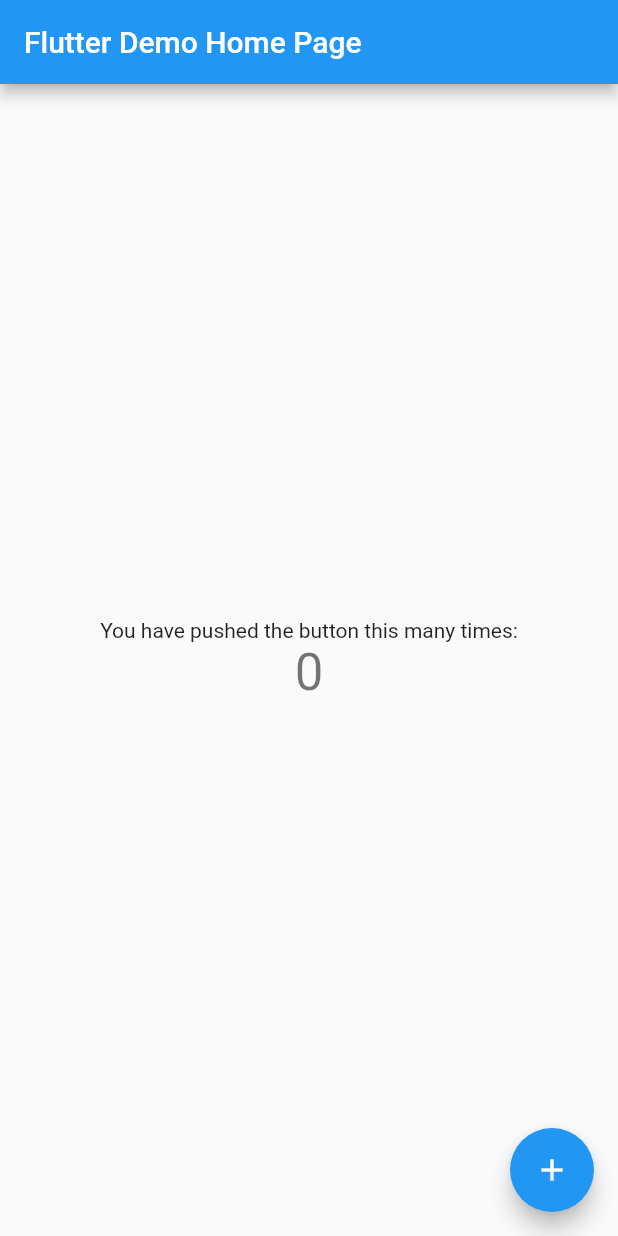
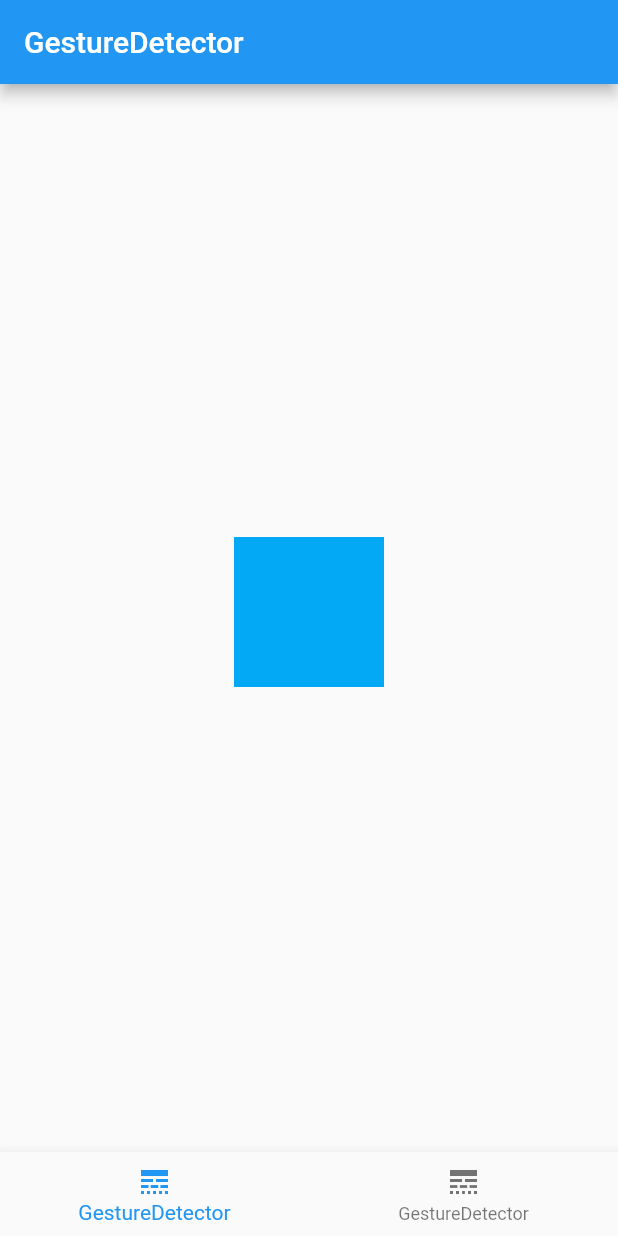
Before and after one commit to guitoof/gestures_handling_sandbox, a Flutter app: the screen it shows after launch, on a phone screen of 412 x 824 dp. Run offline on Flutter 3.47's test engine with Material 2 defaults, Android fonts, the phone set to English and light mode, and no system bars.

Commit message:
✨ Feat: Make Demo for GestureDetector

```diff
--- a/lib/main.dart
+++ b/lib/main.dart
@@ -1,115 +1,69 @@
 import 'package:flutter/material.dart';
+import 'package:gestures_handling_sandbox/pages/gesture_detector_example_page.dart';
+import 'package:gestures_handling_sandbox/pages/listener_example_page.dart';
+import 'package:gestures_handling_sandbox/pages/raw_gesture_detector_example_page.dart';
 
 void main() {
-  runApp(const MyApp());
+  runApp(const SanboxApp());
 }
 
-class MyApp extends StatelessWidget {
-  const MyApp({Key? key}) : super(key: key);
+class SanboxApp extends StatefulWidget {
+  const SanboxApp({Key? key}) : super(key: key);
 
-  // This widget is the root of your application.
+  @override
+  State<SanboxApp> createState() => _SanboxAppState();
+}
+
+class _SanboxAppState extends State<SanboxApp> {
+  int currentPageIndex = 0;
+
+  static const _pages = [
+    {
+      'widget': GestureDetectorExamplePage(),
+      'name': 'GestureDetector',
+      'icon': Icon(Icons.line_style_outlined)
+    },
+    {
+      'widget': GestureDetectorExamplePage(),
+      'name': 'GestureDetector',
+      'icon': Icon(Icons.line_style_outlined)
+    },
+    // {
+    //   'widget': RawGestureDetectorExamplePage(),
+    //   'name': 'RawGestureDetector',
+    //   'icon': Icon(Icons.gesture)
+    // },
+    // {
+    //   'widget': ListenerExamplePage(),
+    //   'name': 'Listener',
+    //   'icon': Icon(Icons.moving_sharp)
+    // },
+  ];
+
   @override
   Widget build(BuildContext context) {
+    final currentPage = _pages[currentPageIndex];
+
     return MaterialApp(
-      title: 'Flutter Demo',
-      theme: ThemeData(
-        // This is the theme of your application.
-        //
-        // Try running your application with "flutter run". You'll see the
-        // application has a blue toolbar. Then, without quitting the app, try
-        // changing the primarySwatch below to Colors.green and then invoke
-        // "hot reload" (press "r" in the console where you ran "flutter run",
-        // or simply save your changes to "hot reload" in a Flutter IDE).
-        // Notice that the counter didn't reset back to zero; the application
-        // is not restarted.
-        primarySwatch: Colors.blue,
+      title: 'Understanding Flutter\'s handling of Gestures',
+      home: Scaffold(
+        body: (currentPage['widget'] as Widget),
+        appBar: AppBar(title: Text(currentPage['name'] as String)),
+        bottomNavigationBar: BottomNavigationBar(
+          currentIndex: currentPageIndex,
+          onTap: (tappedIndex) => setState(() {
+            currentPageIndex = tappedIndex;
+          }),
+          items: _pages
+              .map(
+                (page) => BottomNavigationBarItem(
+                  icon: page['icon'] as Icon,
+                  label: page['name'] as String,
+                ),
+              )
+              .toList(),
+        ),
       ),
-      home: const MyHomePage(title: 'Flutter Demo Home Page'),
     );
   }
 }
-
-class MyHomePage extends StatefulWidget {
-  const MyHomePage({Key? key, required this.title}) : super(key: key);
-
-  // This widget is the home page of your application. It is stateful, meaning
-  // that it has a State object (defined below) that contains fields that affect
-  // how it looks.
-
-  // This class is the configuration for the state. It holds the values (in this
-  // case the title) provided by the parent (in this case the App widget) and
-  // used by the build method of the State. Fields in a Widget subclass are
-  // always marked "final".
-
-  final String title;
-
-  @override
-  State<MyHomePage> createState() => _MyHomePageState();
-}
-
-class _MyHomePageState extends State<MyHomePage> {
-  int _counter = 0;
-
-  void _incrementCounter() {
-    setState(() {
-      // This call to setState tells the Flutter framework that something has
-      // changed in this State, which causes it to rerun the build method below
-      // so that the display can reflect the updated values. If we changed
-      // _counter without calling setState(), then the build method would not be
-      // called again, and so nothing would appear to happen.
-      _counter++;
-    });
-  }
-
-  @override
-  Widget build(BuildContext context) {
-    // This method is rerun every time setState is called, for instance as done
-    // by the _incrementCounter method above.
-    //
-    // The Flutter framework has been optimized to make rerunning build methods
-    // fast, so that you can just rebuild anything that needs updating rather
-    // than having to individually change instances of widgets.
-    return Scaffold(
-      appBar: AppBar(
-        // Here we take the value from the MyHomePage object that was created by
-        // the App.build method, and use it to set our appbar title.
-        title: Text(widget.title),
-      ),
-      body: Center(
-        // Center is a layout widget. It takes a single child and positions it
-        // in the middle of the parent.
-        child: Column(
-          // Column is also a layout widget. It takes a list of children and
-          // arranges them vertically. By default, it sizes itself to fit its
-          // children horizontally, and tries to be as tall as its parent.
-          //
-          // Invoke "debug painting" (press "p" in the console, choose the
-          // "Toggle Debug Paint" action from the Flutter Inspector in Android
-          // Studio, or the "Toggle Debug Paint" command in Visual Studio Code)
-          // to see the wireframe for each widget.
-          //
-          // Column has various properties to control how it sizes itself and
-          // how it positions its children. Here we use mainAxisAlignment to
-          // center the children vertically; the main axis here is the vertical
-          // axis because Columns are vertical (the cross axis would be
-          // horizontal).
-          mainAxisAlignment: MainAxisAlignment.center,
-          children: <Widget>[
-            const Text(
-              'You have pushed the button this many times:',
-            ),
-            Text(
-              '$_counter',
-              style: Theme.of(context).textTheme.headline4,
-            ),
-          ],
-        ),
-      ),
-      floatingActionButton: FloatingActionButton(
-        onPressed: _incrementCounter,
-        tooltip: 'Increment',
-        child: const Icon(Icons.add),
-      ), // This trailing comma makes auto-formatting nicer for build methods.
-    );
-  }
-}
--- /dev/null
+++ b/lib/pages/gesture_detector_example_page.dart
@@ -0,0 +1,61 @@
+import 'package:flutter/material.dart';
+import 'package:gestures_handling_sandbox/widgets/demo_page.dart';
+import 'package:gestures_handling_sandbox/widgets/detected_gesture_dialog.dart';
+import 'package:gestures_handling_sandbox/widgets/square.dart';
+
+const double _squareSize = 100;
+
+class GestureDetectorExamplePage extends StatefulWidget {
+  const GestureDetectorExamplePage({Key? key}) : super(key: key);
+
+  @override
+  State<GestureDetectorExamplePage> createState() =>
+      _GestureDetectorExamplePageState();
+}
+
+class _GestureDetectorExamplePageState
+    extends State<GestureDetectorExamplePage> {
+  double horizontalOffset = 0.0;
+  double verticalOffset = 0.0;
+
+  @override
+  Widget build(BuildContext context) {
+    return Center(
+      child: Stack(
+        children: [
+          DemoPage(
+            demoSquareSize: _squareSize,
+            demoSquarePosition: Offset(horizontalOffset, verticalOffset),
+            child: GestureDetector(
+                onTap: () => showDetectedGestureDialog('Tap', context: context),
+                onDoubleTap: () =>
+                    showDetectedGestureDialog('Double Tap', context: context),
+                onLongPress: () =>
+                    showDetectedGestureDialog('Long Press', context: context),
+                onHorizontalDragUpdate: (details) => setState(() {
+                  horizontalOffset += details.delta.dx;
+                }),
+                onHorizontalDragEnd: (_) {
+                  setState(() {
+                    horizontalOffset = 0.0;
+                  });
+                  showDetectedGestureDialog('Horizontal Drag', context: context);
+                },
+                onVerticalDragUpdate: (details) => setState(() {
+                  verticalOffset += details.delta.dy;
+                }),
+                onVerticalDragEnd: (_) {
+                  setState(() {
+                    verticalOffset = 0.0;
+                  });
+                  showDetectedGestureDialog('Vertical Drag', context: context);
+                },
+                child: const Square(size: _squareSize),
+              ),
+
+          ),
+        ],
+      ),
+    );
+  }
+}
--- /dev/null
+++ b/lib/widgets/demo_page.dart
@@ -0,0 +1,29 @@
+import 'package:flutter/material.dart';
+
+const _verticalOffset = 60.0;
+
+class DemoPage extends StatelessWidget {
+  final Widget child;
+  final double demoSquareSize;
+  final Offset demoSquarePosition;
+
+  const DemoPage({Key? key, required this.child, required this.demoSquareSize, required this.demoSquarePosition}) : super(key: key);
+
+  @override
+  Widget build(BuildContext context) {
+    final initialPosition = Offset(
+      MediaQuery.of(context).size.width / 2 - demoSquareSize / 2,
+      MediaQuery.of(context).size.height / 2 - demoSquareSize / 2 - _verticalOffset,
+    );
+    return Stack(
+          children: [
+            Positioned(
+              top:initialPosition.dy + demoSquarePosition.dy,
+              left:initialPosition.dx + demoSquarePosition.dx,
+              child: child,
+            ),
+          ],
+
+    );
+  }
+}
--- /dev/null
+++ b/lib/widgets/square.dart
@@ -0,0 +1,16 @@
+import 'package:flutter/material.dart';
+
+class Square extends StatelessWidget {
+  final double size;
+
+  const Square({Key? key, required this.size}) : super(key: key);
+
+  @override
+  Widget build(BuildContext context) {
+    return Container(
+      color: Colors.lightBlue,
+      width: size,
+      height: size,
+    );
+  }
+}
```
Also changed, not shown: lib/widgets/detected_gesture_dialog.dart (added, +29 -0 lines), 1 other file.
